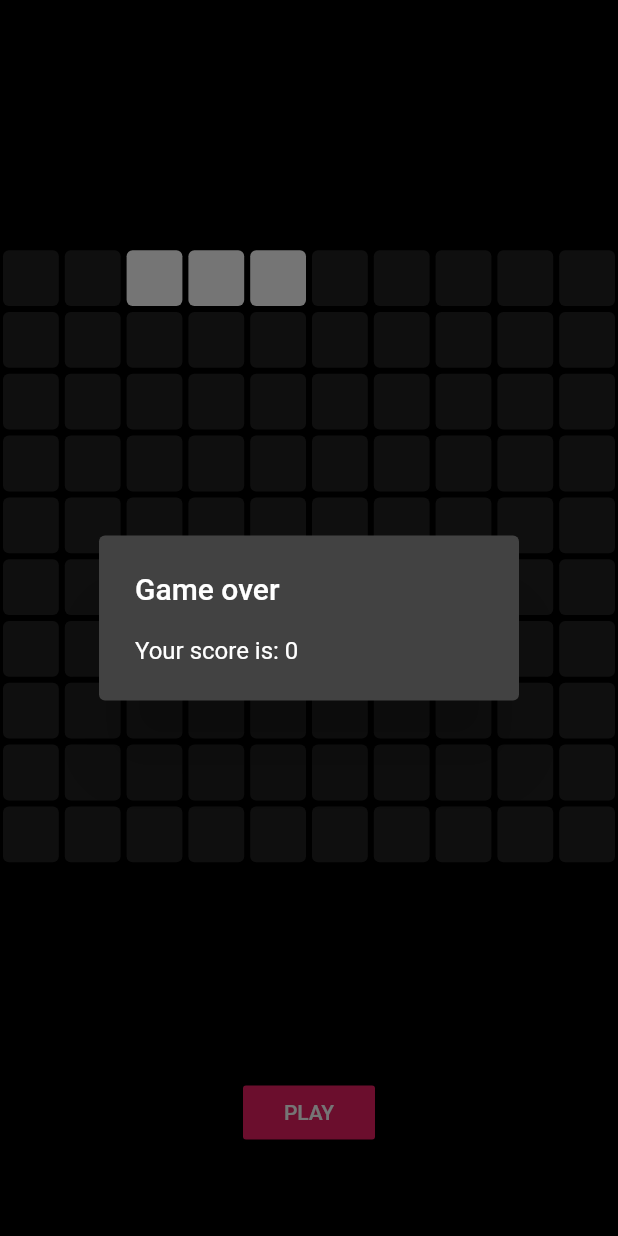
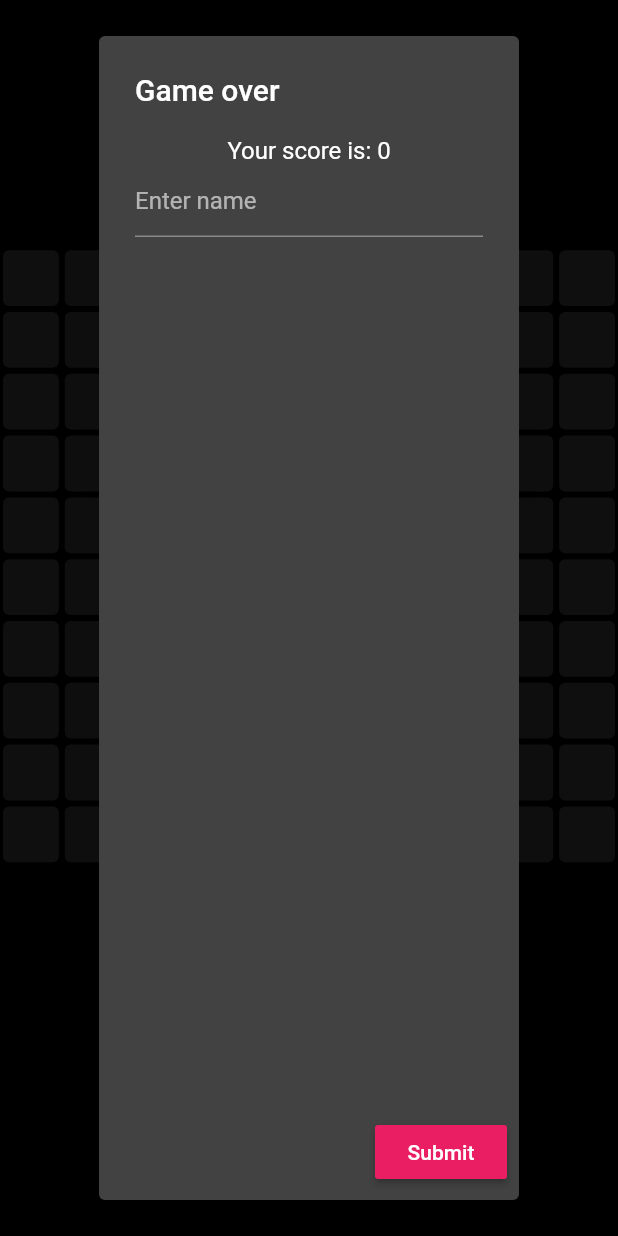
Before and after one commit to avikumar11haz/Snake_game, a Flutter app: the screen it shows after launch, after a tap on "PLAY", on a phone screen of 412 x 824 dp. Run offline on Flutter 3.47's test engine with Material 2 defaults, Android fonts, the light colour scheme and no system bars.

Commit message:
game over

```diff
--- a/lib/home_page.dart
+++ b/lib/home_page.dart
@@ -50,15 +50,34 @@ class _HomePageState extends State<HomePage> {
           //display a message to the user
           showDialog(
               context: context,
+              barrierDismissible: false,
               builder: (context) {
                 return AlertDialog(
                   title: const Text("Game over"),
-                  content: Text('Your score is: ' + currentScore.toString()),
+                  content: Column(
+                    children: [
+                      Text('Your score is: ' + currentScore.toString()),
+                      const TextField(
+                        decoration: InputDecoration(hintText: 'Enter name'),
+                      ),
+                    ],
+                  ),
+                  actions: [
+                    MaterialButton(
+                      onPressed: submitScore,
+                      child: Text('Submit'),
+                      color: Colors.pink,
+                    )
+                  ],
                 );
               });
         }
       });
     });
+  }
+
+  void submitScore() {
+    //
   }
 
   void eatFood() {
@@ -145,8 +164,28 @@ class _HomePageState extends State<HomePage> {
       backgroundColor: Colors.black,
       body: Column(
         children: [
-          //high scores
-          Expanded(child: Container()),
+          //scores
+          Expanded(
+              child: Row(
+            mainAxisAlignment: MainAxisAlignment.spaceEvenly,
+            children: [
+              //user current score
+              Column(
+                mainAxisAlignment: MainAxisAlignment.center,
+                children: [
+                  const Text('Current Score'),
+                  Text(
+                    currentScore.toString(),
+                    style: const TextStyle(fontSize: 36),
+                  ),
+                ],
+              ),
+
+              //highscores, top5
+              Text('highscores..')
+            ],
+          )),
+
           // game grid
           Expanded(
             flex: 3,
```
